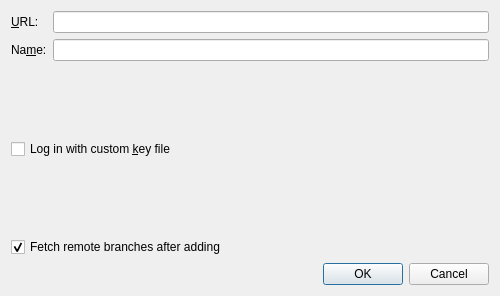
This is gitfourchette/forms/remotedialog.ui in weblate/gitfourchette as Qt 5 draws it before an edit. The edited form follows.
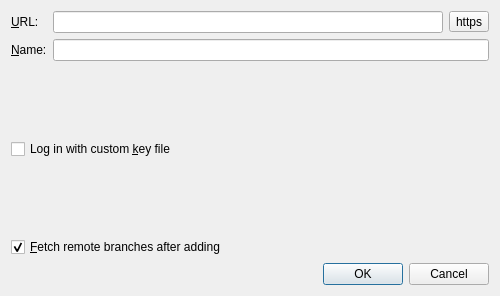
This is the edited form. Custom widgets are drawn as their Qt base class.

Commit message: RemoteDialog protocol swap button

Patch:
```diff
--- a/gitfourchette/forms/remotedialog.ui
+++ b/gitfourchette/forms/remotedialog.ui
@@ -34,12 +34,29 @@
     </widget>
    </item>
    <item row="0" column="1">
-    <widget class="QLineEdit" name="urlEdit"/>
+    <layout class="QHBoxLayout" name="urlLayout">
+     <item>
+      <widget class="QLineEdit" name="urlEdit"/>
+     </item>
+     <item>
+      <widget class="QToolButton" name="protocolButton">
+       <property name="toolTip">
+        <string>Change URL protocol</string>
+       </property>
+       <property name="text">
+        <string notr="true">https</string>
+       </property>
+       <property name="popupMode">
+        <enum>QToolButton::ToolButtonPopupMode::InstantPopup</enum>
+       </property>
+      </widget>
+     </item>
+    </layout>
    </item>
    <item row="1" column="0">
     <widget class="QLabel" name="nameLabel">
      <property name="text">
-      <string>Na&amp;me:</string>
+      <string>&amp;Name:</string>
      </property>
      <property name="buddy">
       <cstring>nameEdit</cstring>
@@ -91,7 +108,7 @@
    <item row="5" column="0" colspan="2">
     <widget class="QCheckBox" name="fetchAfterAddCheckBox">
      <property name="text">
-      <string>Fetch remote branches after adding</string>
+      <string>&amp;Fetch remote branches after adding</string>
      </property>
      <property name="checked">
       <bool>true</bool>
```
Left out of the diff: 1 changed line with no effect on the pictures. The commit also changes 6 other files.
